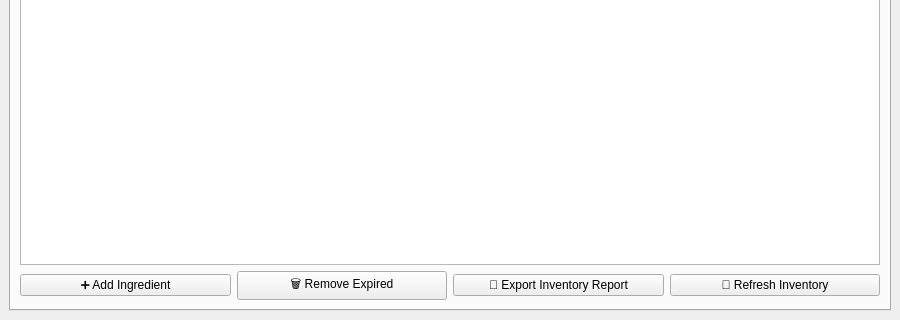
Before: the Qt Designer form src/ui/MainWindow.ui in kuf1k/my-project, drawn with Qt 5; both pictures show x 0 to 900 and y 280 to 600 of the 900 by 600 pixel window.
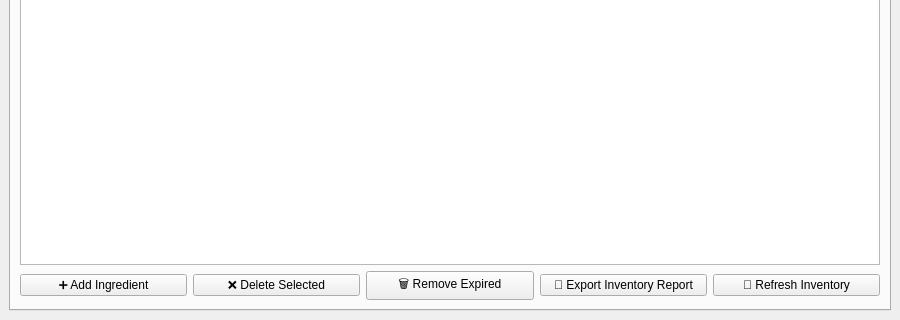
After: the same form once the commit is applied.

Commit message: feat(ui): add button to delete selected ingredient from inventory

Patch:
```diff
--- a/src/ui/MainWindow.ui
+++ b/src/ui/MainWindow.ui
@@ -49,6 +49,13 @@
                                                 </property>
                                             </widget>
                                         </item>
+                                        <item>
+                                            <widget class="QPushButton" name="deleteIngredientButton">
+                                                <property name="text">
+                                                    <string>❌ Delete Selected</string>
+                                                </property>
+                                            </widget>
+                                        </item>
                                         <item>
                                             <widget class="QPushButton" name="removeExpiredButton">
                                                 <property name="text">
```
The commit also changes 3 other files.
